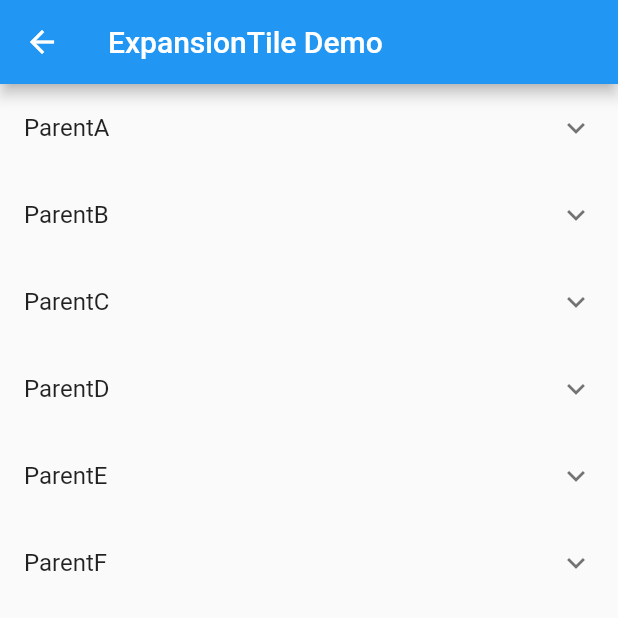
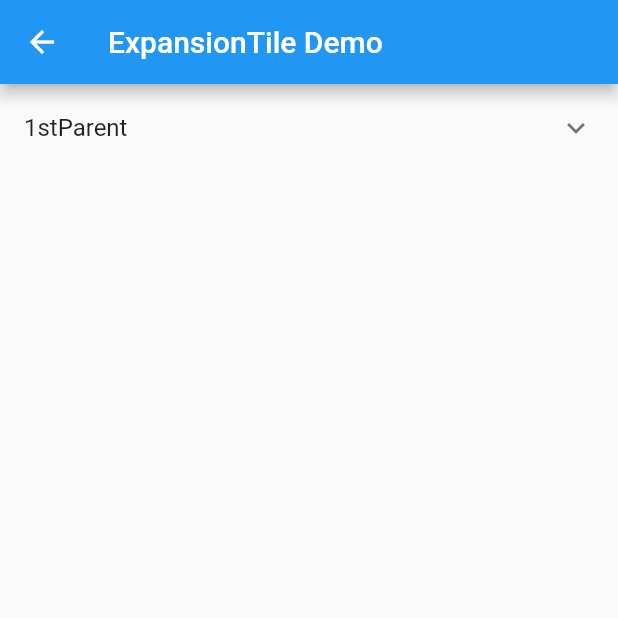
Before and after one commit to kukyxs/flutter_arts_demos_app, a Flutter app: the ExpansionTilesDemoPage screen opened directly, on a phone screen of 412 x 824 dp, the top half of it. Run offline on Flutter 3.47's test engine with Material 2 defaults, Android fonts, the phone set to English and light mode, and no system bars; our stand-ins replace fluttertoast.

Commit message:
add four level expansion tile demo

```diff
--- a/lib/pages/expansion_tile_main.dart
+++ b/lib/pages/expansion_tile_main.dart
@@ -10,6 +10,17 @@ class ExpansionTilesDemoPage extends StatelessWidget {
     'ParentE': ['Child E0', 'Child E1', 'Child E2', 'Child E3', 'Child E4', 'Child E5'],
     'ParentF': ['Child F0', 'Child F1', 'Child F2', 'Child F3', 'Child F4', 'Child F5']
   };
+
+  final _forthLevelData = [
+    [
+      ['A0', 'A1', 'A2', 'A3'],
+      ['B0', 'B1', 'B2', 'B3']
+    ],
+    [
+      ['Aa0', 'Aa1', 'Aa2', 'Aa3'],
+      ['Bb0', 'Bb1', 'Bb2', 'Bb3']
+    ]
+  ];
 
   @override
   Widget build(BuildContext context) {
@@ -40,22 +51,39 @@ class ExpansionTilesDemoPage extends StatelessWidget {
 //                )),
 //      ),
 
-      body: ListView(
-          children: _keys
-              .map((key) => ExpansionTile(
-                    title: Text(key),
-                    children: _data[key]
-                        .map((value) => InkWell(
-                            child: Container(
-                              child: Text(value),
-                              padding: const EdgeInsets.only(left: 80.0),
-                              height: 50.0,
-                              alignment: Alignment.centerLeft,
-                            ),
-                            onTap: () {}))
-                        .toList(),
-                  ))
-              .toList()),
+//      body: ListView(
+//          children: _keys
+//              .map((key) => ExpansionTile(
+//                    title: Text(key),
+//                    children: _data[key]
+//                        .map((value) => InkWell(
+//                            child: Container(
+//                              child: Text(value),
+//                              padding: const EdgeInsets.only(left: 80.0),
+//                              height: 50.0,
+//                              alignment: Alignment.centerLeft,
+//                            ),
+//                            onTap: () {}))
+//                        .toList(),
+//                  ))
+//              .toList()),
+
+      body: SingleChildScrollView(
+        child: ExpansionTile(
+            title: Text('1stParent'),
+            children: _forthLevelData
+                .map((threeLevelData) => ExpansionTile(
+                    title: Text('2ndParent'),
+                    children: threeLevelData
+                        .map((towLevelData) => ExpansionTile(
+                              title: Text('3rdParent'),
+                              children: towLevelData
+                                  .map((lastLevelData) => Container(child: Text(lastLevelData), height: 50.0))
+                                  .toList(),
+                            ))
+                        .toList()))
+                .toList()),
+      ),
     );
   }
 }
```
